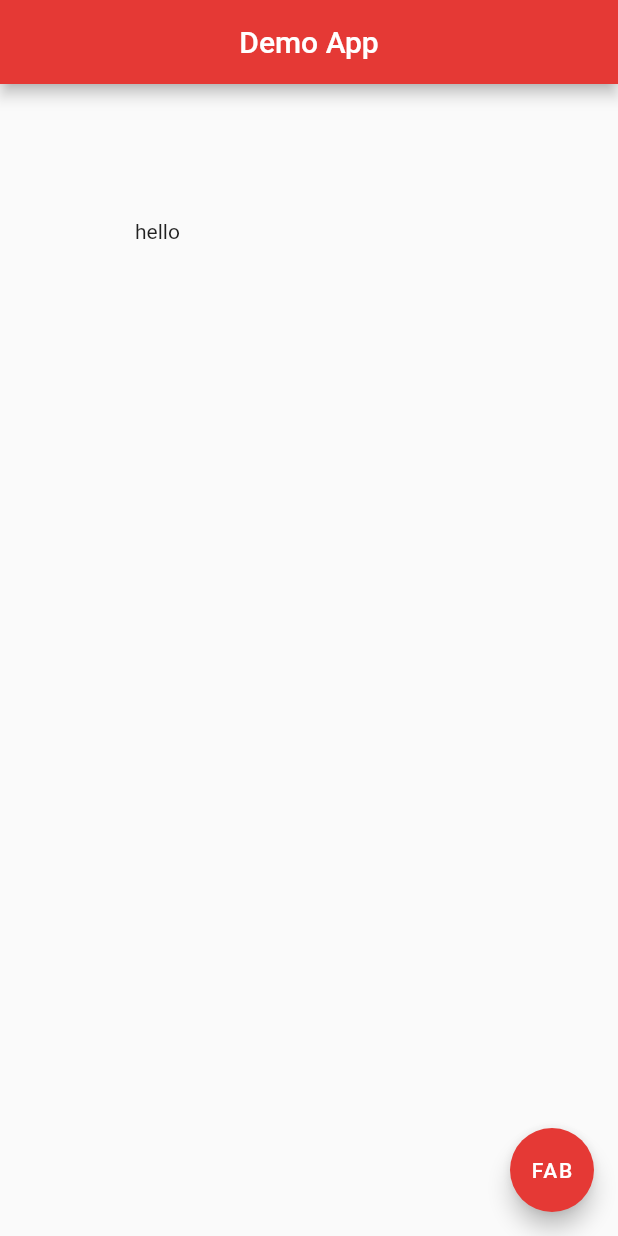
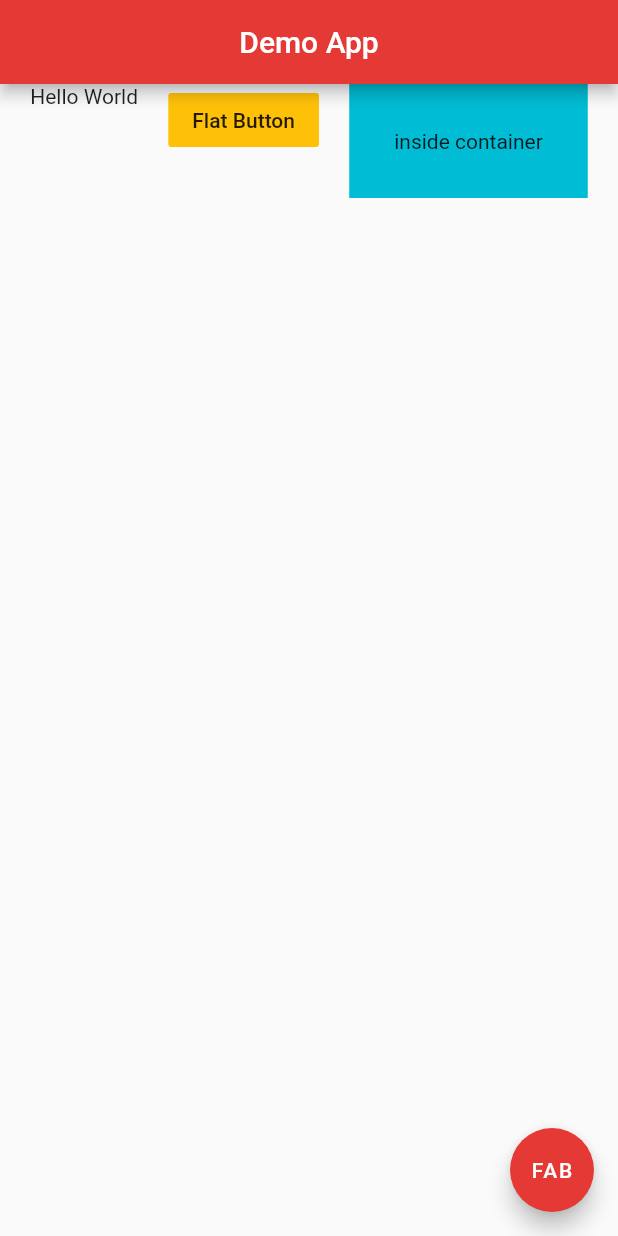
Before and after one commit to jscastanos/labs2020, a Flutter app: the screen it shows after launch, on a phone screen of 412 x 824 dp. Run offline on Flutter 3.47's test engine with Material 2 defaults, Android fonts, the phone set to English and light mode, and no system bars.

Commit message:
Row Widget

```diff
--- a/lib/main.dart
+++ b/lib/main.dart
@@ -13,9 +13,21 @@
         centerTitle: true,
         backgroundColor: Colors.red[600],
       ),
-      body: Padding(
-        padding: EdgeInsets.all(90.0),
-        child: Text('hello'),
+      body: Row(
+        mainAxisAlignment: MainAxisAlignment.spaceEvenly,
+        crossAxisAlignment: CrossAxisAlignment.start,
+        children: <Widget>[
+          Text('Hello World'),
+          FlatButton(
+              onPressed: () {},
+              color: Colors.amber,
+              child: Text('Flat Button')),
+          Container(
+            color: Colors.cyan,
+            padding: EdgeInsets.all(30.0),
+            child: Text('inside container'),
+          )
+        ],
       ),
       floatingActionButton: FloatingActionButton(
         onPressed: () {},
```
